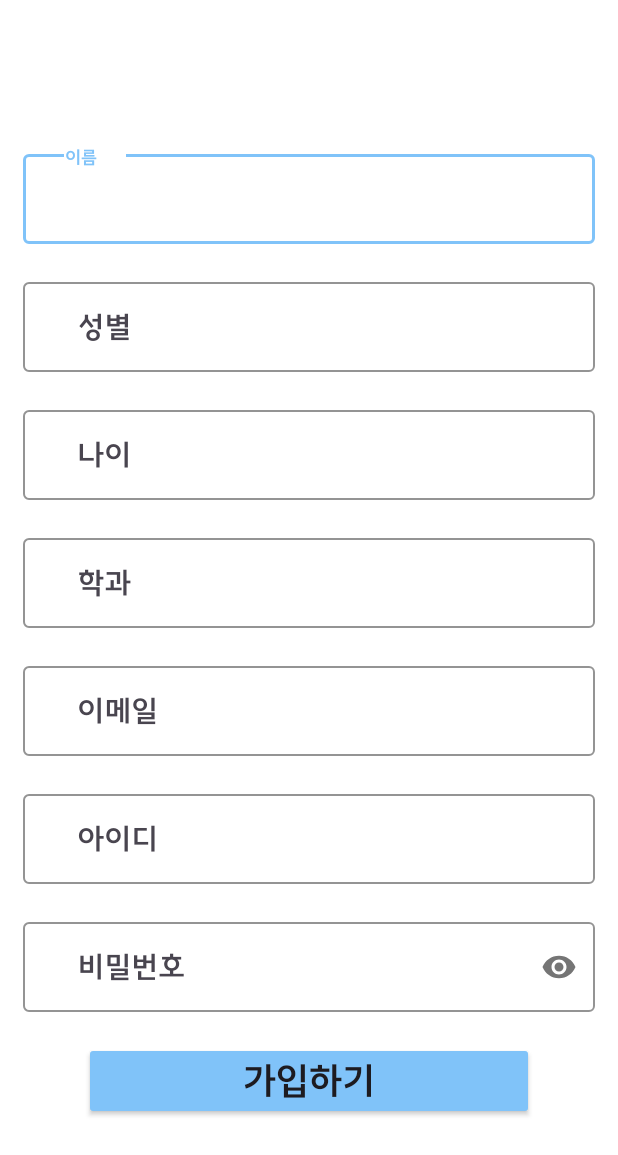
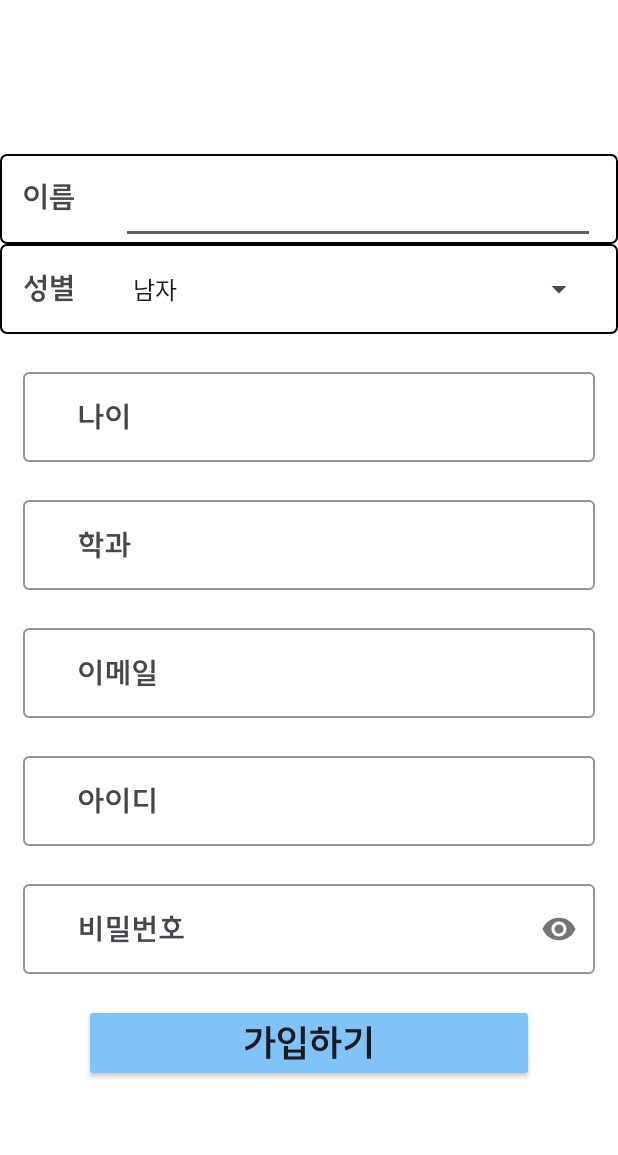
Before and after one commit to woodonghyeon/BooksCovery, an Android app: the JoinActivity screen opened directly, with no data from a screen before it, on a phone screen of 412 x 824 dp. Shown: the top 1155 px of the screen. Run offline under Robolectric (Android 15) with nearby library versions, the phone set to English and light mode, and no system bars.

Commit message:
MODIFY : 회원가입

```diff
--- a/app/src/main/java/com/example/androidteamproject/Join/JoinActivity.java
+++ b/app/src/main/java/com/example/androidteamproject/Join/JoinActivity.java
@@ -6,6 +6,7 @@ import android.os.Bundle;
 import android.util.Log;
 import android.widget.Button;
 import android.widget.EditText;
+import android.widget.Spinner;
 import android.widget.Toast;
 
 import androidx.appcompat.app.AppCompatActivity;
@@ -33,7 +34,7 @@ public class JoinActivity extends AppCompatActivity {
         setContentView(R.layout.activity_join);
 
         EditText et_input_name = findViewById(R.id.et_input_name);
-        EditText et_input_gender = findViewById(R.id.et_input_gender);
+        Spinner spinner_gender = findViewById(R.id.spinner_gender);
         EditText et_input_age = findViewById(R.id.et_input_age);
         EditText et_input_department = findViewById(R.id.et_input_department);
         EditText et_input_email = findViewById(R.id.et_input_email);
@@ -45,7 +46,7 @@ public class JoinActivity extends AppCompatActivity {
         // 데이터베이스 연결 시작
         btJoin.setOnClickListener(view -> {
             String name = et_input_name.getText().toString();
-            String gender = et_input_gender.getText().toString();
+            String gender = spinner_gender.getText().toString();
             String age = et_input_age.getText().toString();
             String department = et_input_department.getText().toString();
             String email = et_input_email.getText().toString();
--- /dev/null
+++ b/app/src/main/res/drawable/spinner_background.xml
@@ -0,0 +1,8 @@
+<shape xmlns:android="http://schemas.android.com/apk/res/android">
+    <solid android:color="@android:color/transparent"/>
+    <stroke
+        android:width="1dp"
+        android:color="@color/primaryDarkColor">
+    </stroke>
+    <corners android:radius="4dp"/>
+</shape>
--- a/app/src/main/res/layout/activity_join.xml
+++ b/app/src/main/res/layout/activity_join.xml
@@ -8,12 +8,19 @@
     android:orientation="vertical"
     android:gravity="center">
 
-    <com.google.android.material.textfield.TextInputLayout
-        android:layout_marginTop="20dp"
+    <LinearLayout
         android:layout_width="match_parent"
-        android:layout_height="wrap_content"
-        app:hintTextColor="@color/brandcolor5"
-        app:boxStrokeColor="@color/brandcolor5">
+        android:layout_height="60dp"
+        android:orientation="horizontal"
+        android:background="@drawable/spinner_background">
+        <TextView
+            android:layout_width="wrap_content"
+            android:layout_height="wrap_content"
+            android:layout_marginStart="15dp"
+            android:layout_marginEnd="15dp"
+            android:text="이름"
+            android:textSize="20sp"
+            android:fontFamily="@font/suitebold"/>
         <EditText
             android:id="@+id/et_input_name"
             android:layout_width="match_parent"
@@ -22,27 +29,32 @@
             android:layout_marginEnd="15dp"
             android:fontFamily="@font/suitebold"
             android:textSize="20dp"
-            android:inputType="text"
-            android:hint="　이름" />
-    </com.google.android.material.textfield.TextInputLayout>
+            android:entries="@array/gender_array" />
+    </LinearLayout>
 
-    <com.google.android.material.textfield.TextInputLayout
-        android:layout_marginTop="20dp"
+    <LinearLayout
         android:layout_width="match_parent"
-        android:layout_height="wrap_content"
-        app:hintTextColor="@color/brandcolor5"
-        app:boxStrokeColor="@color/brandcolor5">
-        <EditText
-            android:id="@+id/et_input_gender"
+        android:layout_height="60dp"
+        android:orientation="horizontal"
+        android:background="@drawable/spinner_background">
+        <TextView
+            android:layout_width="wrap_content"
+            android:layout_height="wrap_content"
+            android:layout_marginStart="15dp"
+            android:layout_marginEnd="15dp"
+            android:text="성별"
+            android:textSize="20sp"
+            android:fontFamily="@font/suitebold"/>
+        <Spinner
+            android:id="@+id/spinner_gender"
             android:layout_width="match_parent"
             android:layout_height="60dp"
             android:layout_marginStart="15dp"
             android:layout_marginEnd="15dp"
             android:fontFamily="@font/suitebold"
             android:textSize="20dp"
-            android:inputType="text"
-            android:hint="　성별" />
-    </com.google.android.material.textfield.TextInputLayout>
+            android:entries="@array/gender_array" />
+    </LinearLayout>
 
     <com.google.android.material.textfield.TextInputLayout
         android:layout_marginTop="20dp"
--- a/app/src/main/res/values/strings.xml
+++ b/app/src/main/res/values/strings.xml
@@ -4,4 +4,8 @@
     <string name="sub_api_key">f70cc907c5ad6fdc570e3516681abb23dfd73f4bdaa2dfdad3f99c65bfc32846</string>
     <!-- TODO: Remove or change this placeholder text -->
     <string name="hello_blank_fragment">Hello blank fragment</string>
+    <string-array name="gender_array">
+        <item>남자</item>
+        <item>여자</item>
+    </string-array>
 </resources>
```
